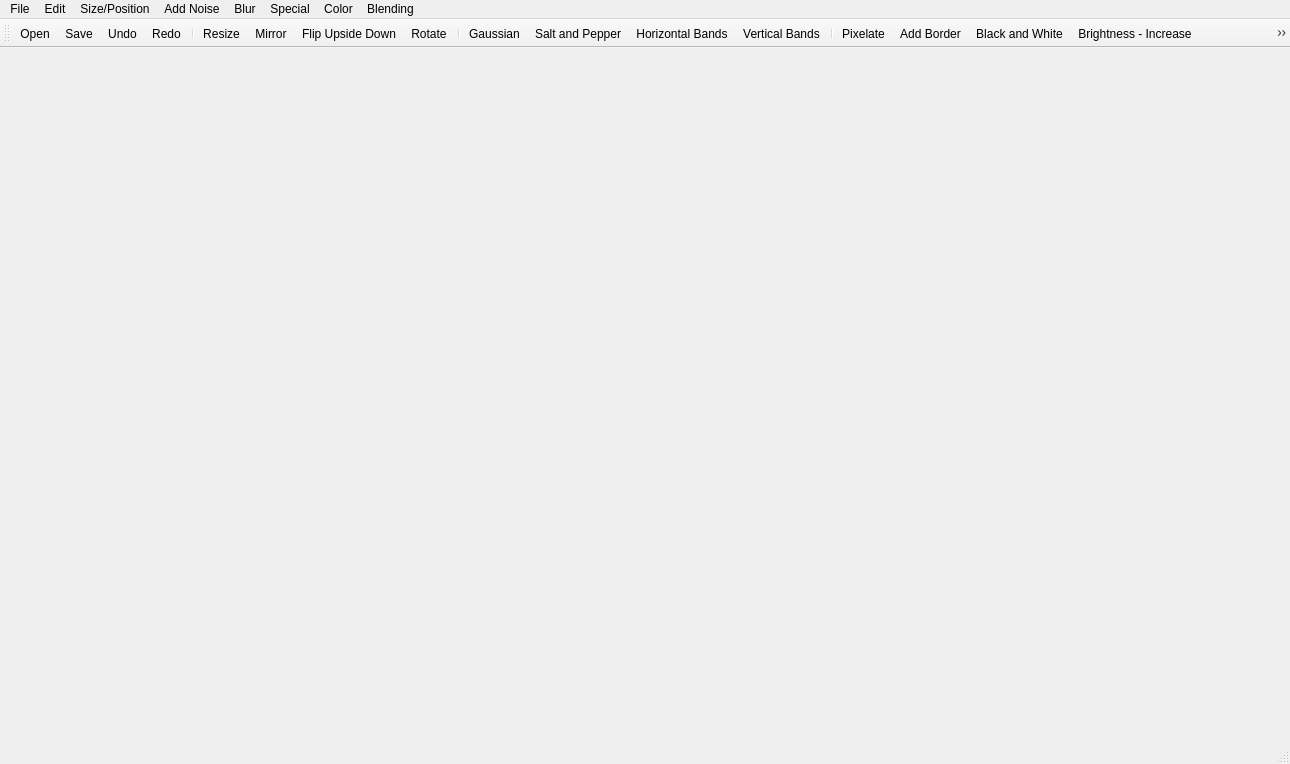
Before: the Qt Designer form UI Files/ui_image_manager.ui in muhammadalics/Image-Editor-and-Manager, drawn with Qt 5.
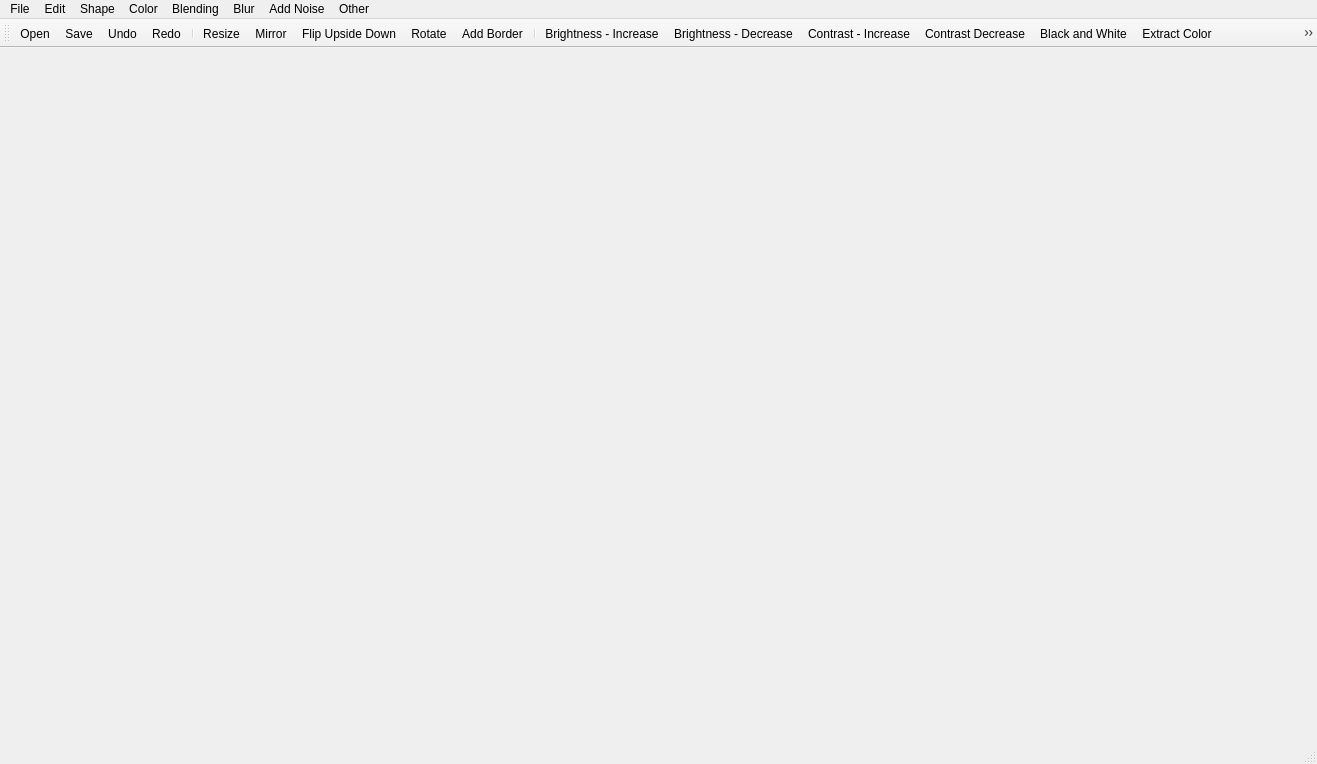
After: the same form once the commit is applied. Icons and pictures are not drawn.

Commit message: added images for readme.

Patch:
```diff
--- a/UI Files/ui_image_manager.ui
+++ b/UI Files/ui_image_manager.ui
@@ -6,7 +6,7 @@
    <rect>
     <x>0</x>
     <y>0</y>
-    <width>1290</width>
+    <width>1317</width>
     <height>764</height>
    </rect>
   </property>
@@ -32,7 +32,7 @@
     <rect>
      <x>0</x>
      <y>0</y>
-     <width>1290</width>
+     <width>1317</width>
      <height>26</height>
     </rect>
    </property>
@@ -47,7 +47,7 @@
    </widget>
    <widget class="QMenu" name="menuSize_and_Orientation">
     <property name="title">
-     <string>Size/Position</string>
+     <string>Shape</string>
     </property>
     <addaction name="actionResize"/>
     <addaction name="actionMirror"/>
@@ -74,7 +74,7 @@
    </widget>
    <widget class="QMenu" name="menuSpecial">
     <property name="title">
-     <string>Special</string>
+     <string>Other</string>
     </property>
     <addaction name="actionPixelate"/>
     <addaction name="actionCartoonify"/>
@@ -127,11 +127,11 @@
    <addaction name="menuFile"/>
    <addaction name="menuEdit"/>
    <addaction name="menuSize_and_Orientation"/>
-   <addaction name="menuAdd_Noise"/>
-   <addaction name="menuBlur"/>
-   <addaction name="menuSpecial"/>
    <addaction name="menuColor_2"/>
    <addaction name="menuBlending"/>
+   <addaction name="menuBlur"/>
+   <addaction name="menuAdd_Noise"/>
+   <addaction name="menuSpecial"/>
   </widget>
   <widget class="QStatusBar" name="statusbar"/>
   <widget class="QToolBar" name="toolBar">
@@ -159,39 +159,41 @@
    <addaction name="actionMirror"/>
    <addaction name="actionFlip_Upside_Down"/>
    <addaction name="actionRotate"/>
-   <addaction name="separator"/>
-   <addaction name="actionGaussian"/>
-   <addaction name="actionSalt_and_Pepper"/>
-   <addaction name="actionHorizontal_Bands"/>
-   <addaction name="actionVertical_Bands"/>
-   <addaction name="separator"/>
-   <addaction name="actionPixelate"/>
    <addaction name="actionAdd_Border"/>
-   <addaction name="actionBlack_and_White"/>
+   <addaction name="separator"/>
    <addaction name="actionBrightness_Increase"/>
    <addaction name="actionBrightness_Decrease"/>
    <addaction name="actionContrast_Increase"/>
    <addaction name="actionContrast_Decrease"/>
-   <addaction name="actionContrast_Stretching"/>
+   <addaction name="actionBlack_and_White"/>
+   <addaction name="actionExtract_Color"/>
+   <addaction name="actionReplace_Color"/>
    <addaction name="actionRed_Green"/>
    <addaction name="actionGreen_Blue"/>
    <addaction name="actionBlue_Red"/>
    <addaction name="actionImage_Histogram"/>
+   <addaction name="actionIntensity_Map"/>
+   <addaction name="actionHistogram_Equalization"/>
+   <addaction name="actionGamma_Correction"/>
+   <addaction name="actionNegative"/>
+   <addaction name="actionApply_Mask"/>
+   <addaction name="separator"/>
+   <addaction name="actionAlpha"/>
+   <addaction name="actionPyramid"/>
+   <addaction name="separator"/>
    <addaction name="actionAverage"/>
    <addaction name="actionGaussian_2"/>
    <addaction name="actionMedian"/>
    <addaction name="separator"/>
-   <addaction name="actionAlpha"/>
-   <addaction name="actionPyramid"/>
+   <addaction name="actionGaussian"/>
+   <addaction name="actionHorizontal_Bands"/>
+   <addaction name="actionVertical_Bands"/>
+   <addaction name="actionSalt_and_Pepper"/>
+   <addaction name="separator"/>
+   <addaction name="actionPixelate"/>
    <addaction name="actionCartoonify"/>
-   <addaction name="actionGamma_Correction"/>
-   <addaction name="actionNegative"/>
-   <addaction name="actionApply_Mask"/>
-   <addaction name="actionReplace_Color"/>
-   <addaction name="actionIntensity_Map"/>
-   <addaction name="actionExtract_Color"/>
-   <addaction name="actionHistogram_Equalization"/>
    <addaction name="actionDithering"/>
+   <addaction name="actionContrast_Stretching"/>
    <addaction name="actionEdge_Detection"/>
   </widget>
   <action name="actionNew">
```
Left out of the diff: 9 changed lines with no effect on the pictures. The commit also changes 33 other files.
